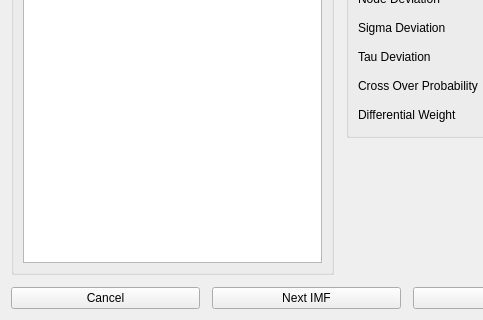
Old version of the form gui_main_window.ui in the repository ralphtandetzky/decompose_imf; both pictures show x 0 to 483 and y 296 to 616 of the 613 by 616 pixel window.
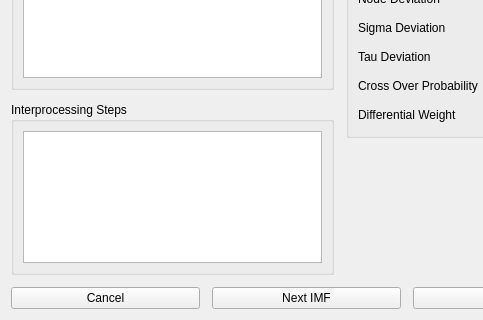
New version of the form. Icons and pictures are not drawn.

Commit message: Added interprocessing steps input widget to the gui but without implementation.

Diff of the .ui file:
```diff
--- a/gui_main_window.ui
+++ b/gui_main_window.ui
@@ -20,7 +20,7 @@
    <item>
     <layout class="QHBoxLayout" name="horizontalLayout_3" stretch="1,0">
      <item>
-      <layout class="QVBoxLayout" name="verticalLayout_2" stretch="0,1">
+      <layout class="QVBoxLayout" name="verticalLayout_2" stretch="0,1,1">
        <item>
         <widget class="QTabWidget" name="samplesTabWidget">
          <property name="currentIndex">
@@ -268,6 +268,18 @@
          </layout>
         </widget>
        </item>
+       <item>
+        <widget class="QGroupBox" name="groupBox_5">
+         <property name="title">
+          <string>Interprocessing Steps</string>
+         </property>
+         <layout class="QVBoxLayout" name="verticalLayout_7">
+          <item>
+           <widget class="QPlainTextEdit" name="interprocessingTextEdit"/>
+          </item>
+         </layout>
+        </widget>
+       </item>
       </layout>
      </item>
      <item>
```
